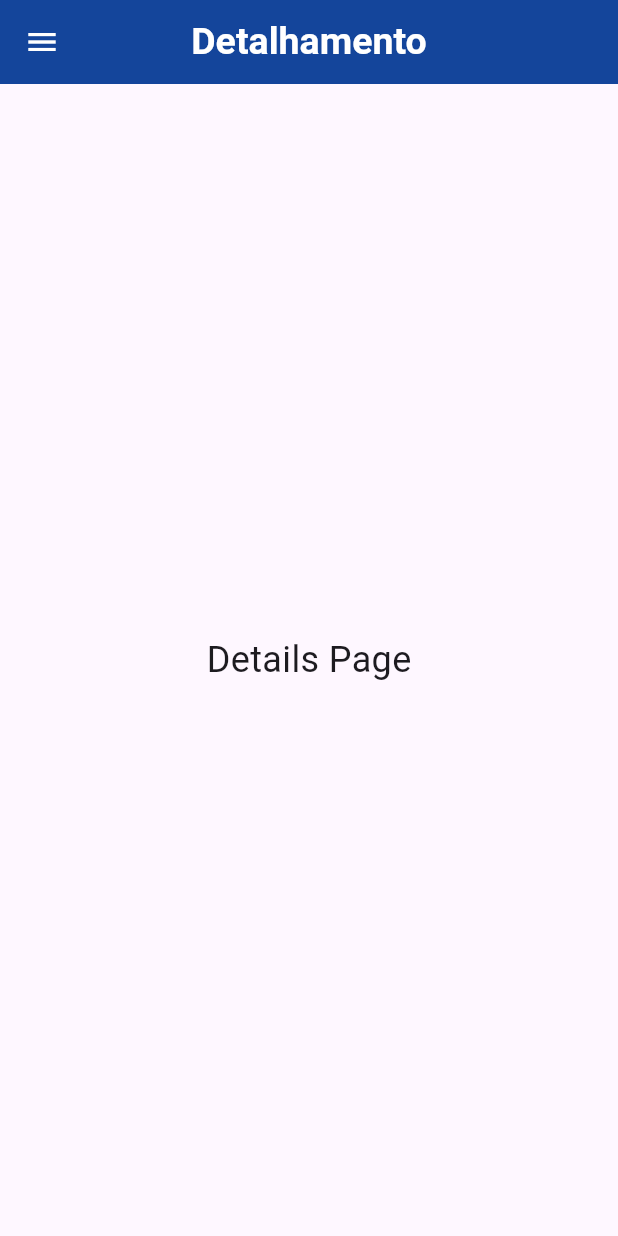
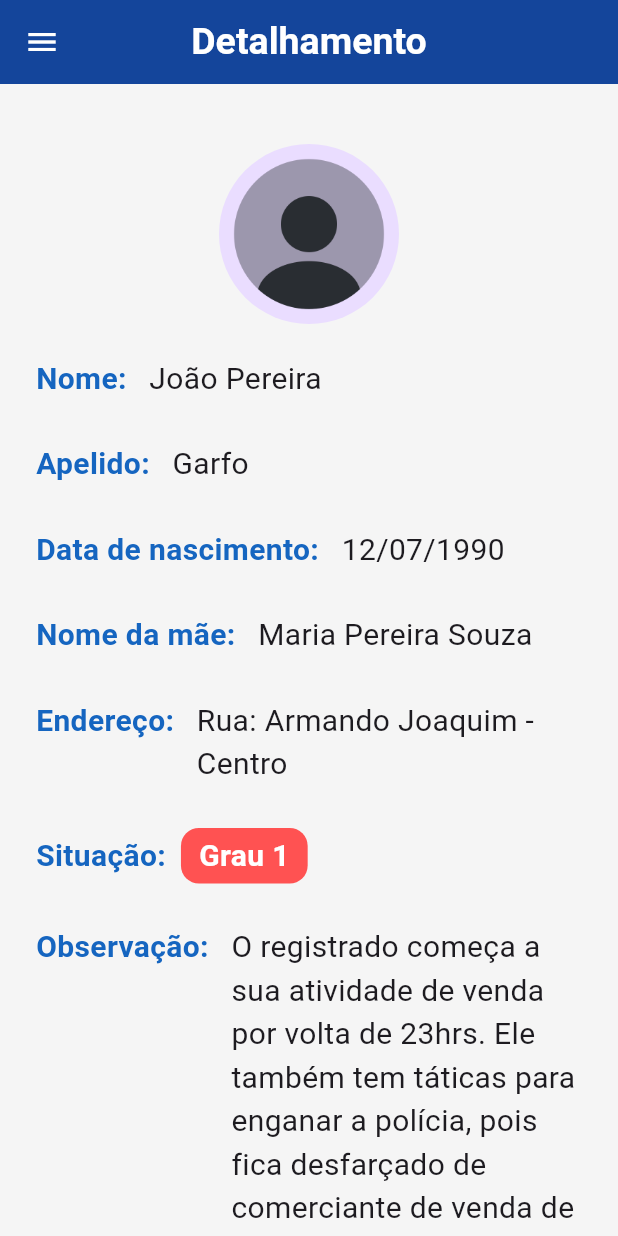
Before and after one commit to brunopeixotoo/sicc-mobile-flutter, a Flutter app: the screen it shows after launch, swiped to page 3, on a phone screen of 412 x 824 dp. Run offline on Flutter 3.47's test engine with Material 3 defaults, Android fonts, the phone set to English and light mode, and no system bars; our stand-ins replace flutter_slidable.

Commit message:
Page de detalhamento

```diff
--- a/assets/json/register.json
+++ b/assets/json/register.json
@@ -2,55 +2,55 @@
   {
     "id": 1,
     "name": "Ana Paula Souza",
-    "img": "assets/images/pmrr.gif",
+    "img": "assets/images/perfilimage.png",
     "status": "Grau 1"
   },
   {
     "id": 2,
     "name": "Carlos Eduardo Lima",
-    "img": "assets/images/pmrr.gif",
+    "img": "assets/images/perfilimage.png",
     "status": "Grau 3"
   },
   {
     "id": 3,
     "name": "Fernanda Oliveira",
-    "img": "assets/images/pmrr.gif",
+    "img": "assets/images/perfilimage.png",
     "status": "Grau 1"
   },
   {
     "id": 4,
     "name": "Lucas Martins",
-    "img": "assets/images/pmrr.gif",
+    "img": "assets/images/perfilimage.png",
     "status": "Grau 2"
   },
   {
     "id": 5,
     "name": "Mariana Silva",
-    "img": "assets/images/pmrr.gif",
+    "img": "assets/images/perfilimage.png",
     "status": "Grau 3"
   },
   {
     "id": 6,
     "name": "Rafael Costa",
-    "img": "assets/images/pmrr.gif",
+    "img": "assets/images/perfilimage.png",
     "status": "Grau 2"
   },
   {
     "id": 7,
     "name": "Juliana Mendes",
-    "img": "assets/images/pmrr.gif",
+    "img": "assets/images/perfilimage.png",
     "status": "Grau 2"
   },
   {
     "id": 8,
     "name": "Bruno Almeida",
-    "img": "assets/images/pmrr.gif",
+    "img": "assets/images/perfilimage.png",
     "status": "Grau 3"
   },
   {
     "id": 9,
     "name": "Patrícia Ramos",
-    "img": "assets/images/pmrr.gif",
+    "img": "assets/images/perfilimage.png",
     "status": "Grau 1"
   }
 ]
--- a/lib/pages/detailsPage/index.dart
+++ b/lib/pages/detailsPage/index.dart
@@ -1,4 +1,5 @@
 import 'package:flutter/material.dart';
+import 'package:sicc/widgets/customRecord/index.dart';
 
 class DetailsPage extends StatefulWidget {
   const DetailsPage({super.key});
@@ -12,11 +13,15 @@ class _DetailsPageState extends State<DetailsPage> {
   Widget build(BuildContext context) {
     return Scaffold(
       body: Center(
-        child: Padding(
-          padding: EdgeInsets.all(10),
-          child: Text(
-            'Details Page',
-            style: TextStyle(fontSize: 24)),
+        child: CustomRecord(
+          'assets/images/perfilimage.png',
+          'João Pereira',
+          'Garfo', '12/07/1990',
+          'Maria Pereira Souza',
+          'Rua: Armando Joaquim - Centro',
+          'Grau 1',
+          'O registrado começa a sua atividade de venda por volta de 23hrs. Ele também tem táticas para enganar a polícia, pois fica desfarçado de comerciante de venda de cocadas.',
+          true
         ),
       ),
     );
--- /dev/null
+++ b/lib/widgets/customRecord/index.dart
@@ -0,0 +1,178 @@
+import 'package:flutter/material.dart';
+
+class CustomRecord extends StatelessWidget {
+  final String name;
+  final String username;
+  final String birthday;
+  final String motherName;
+  final String status;
+  final bool confirmed;
+  final String image;
+  final String address;
+  final String observation;
+
+  CustomRecord(
+    this.image,
+    this.name,
+    this.username,
+    this.birthday,
+    this.motherName,
+    this.address,
+    this.status,
+    this.observation,
+    this.confirmed,
+  );
+
+  @override
+  Widget build(BuildContext context) {
+    return Scaffold(
+      backgroundColor: Colors.grey[100], // Fundo suave
+      body: SingleChildScrollView(
+        child: Padding(
+          padding: EdgeInsets.all(16),
+          child: Container(
+            constraints: BoxConstraints(maxWidth: 420),
+            decoration: BoxDecoration(
+              color: Colors.white.withOpacity(0.0), // Sem card branco
+              borderRadius: BorderRadius.circular(18),
+            ),
+            child: Column(
+              mainAxisSize: MainAxisSize.min,
+              children: [
+                SizedBox(height: 24),
+                CircleAvatar(backgroundImage: AssetImage(image), radius: 60),
+                SizedBox(height: 16),
+                _buildInfoRow('Nome:', name),
+                SizedBox(height: 16),
+                _buildInfoRow('Apelido:', username),
+                SizedBox(height: 16),
+                _buildInfoRow('Data de nascimento:', birthday),
+                SizedBox(height: 16),
+                _buildInfoRow('Nome da mãe:', motherName),
+                SizedBox(height: 16),
+                _buildInfoRow('Endereço:', address),
+                SizedBox(height: 16),
+                _buildStatusRow('Situação:', status),
+                SizedBox(height: 16),
+                _buildInfoRow('Observação:', observation),
+                SizedBox(height: 80),
+                confirmed
+                    ? Row(
+                      mainAxisAlignment: MainAxisAlignment.center,
+                      children: [
+                        TextButton(
+                          onPressed: () {},
+                          style: TextButton.styleFrom(
+                            backgroundColor: Colors.green,
+                            fixedSize: Size(200, 50),
+                            shape: RoundedRectangleBorder(
+                              borderRadius: BorderRadius.circular(10),
+                            ),
+                          ),
+                          child: Text(
+                            'Finalizar registro',
+                            style: TextStyle(
+                              fontSize: 20,
+                              fontWeight: FontWeight.bold,
+                              color: Colors.white,
+                            ),
+                          ),
+                        ),
+                      ],
+                    )
+                    : Row(
+                      mainAxisAlignment: MainAxisAlignment.center,
+                      children: [
+                        Icon(Icons.cancel, color: Colors.red, size: 22),
+                        SizedBox(width: 8),
+                        Text(
+                          'Apagar',
+                          style: TextStyle(
+                            color: Colors.red,
+                            fontWeight: FontWeight.bold,
+                            fontSize: 16,
+                          ),
+                        ),
+                      ],
+                    ),
+                SizedBox(height: 24),
+              ],
+            ),
+          ),
+        ),
+      ),
+    );
+  }
+
+  Widget _buildInfoRow(String label, String value) {
+    return Padding(
+      padding: EdgeInsets.symmetric(vertical: 6, horizontal: 8),
+      child: Row(
+        crossAxisAlignment: CrossAxisAlignment.start,
+        children: [
+          Text(
+            label,
+            style: TextStyle(
+              color: Colors.blue[800],
+              fontWeight: FontWeight.bold,
+              fontSize: 20,
+            ),
+          ),
+          SizedBox(width: 15),
+          Expanded(
+            child: Text(
+              value,
+              style: TextStyle(fontSize: 20),
+              softWrap: true,
+              overflow: TextOverflow.visible,
+              maxLines: null,
+            ),
+          ),
+        ],
+      ),
+    );
+  }
+
+  Widget _buildStatusRow(String label, String value) {
+    Color statusColor;
+    if (value == 'Grau 1') {
+      statusColor = Colors.redAccent;
+    } else if (value == 'Grau 2') {
+      statusColor = const Color.fromARGB(255, 251, 164, 50);
+    } else {
+      statusColor = const Color.fromARGB(255, 255, 231, 15);
+    }
+
+    return Padding(
+      padding: EdgeInsets.symmetric(vertical: 6, horizontal: 8),
+      child: Row(
+        children: [
+          Text(
+            label,
+            style: TextStyle(
+              color: Colors.blue[800],
+              fontWeight: FontWeight.bold,
+              fontSize: 20,
+            ),
+          ),
+          SizedBox(width: 10),
+          Container(
+            padding: EdgeInsets.symmetric(horizontal: 12, vertical: 4),
+            decoration: BoxDecoration(
+              color: statusColor,
+              borderRadius: BorderRadius.circular(12),
+            ),
+            child: Text(
+              value,
+              style: TextStyle(
+                color: Colors.white,
+                fontWeight: FontWeight.w600,
+                fontSize: 20,
+              ),
+            ),
+          ),
+        ],
+      ),
+    );
+  }
+}
--- a/lib/widgets/customTile/index.dart
+++ b/lib/widgets/customTile/index.dart
@@ -46,8 +46,8 @@ class CustomTile extends StatelessWidget {
                   padding: EdgeInsets.only(top: 15, bottom: 5, left: 10),
                   child: Image.asset(
                     image,
-                    width: 50,
-                    height: 50,
+                    width: 70,
+                    height: 70,
                     fit: BoxFit.contain,
                   ),
                 ),
```
Also changed, not shown: assets/images/perfilimage.png (added), 1 other file.
